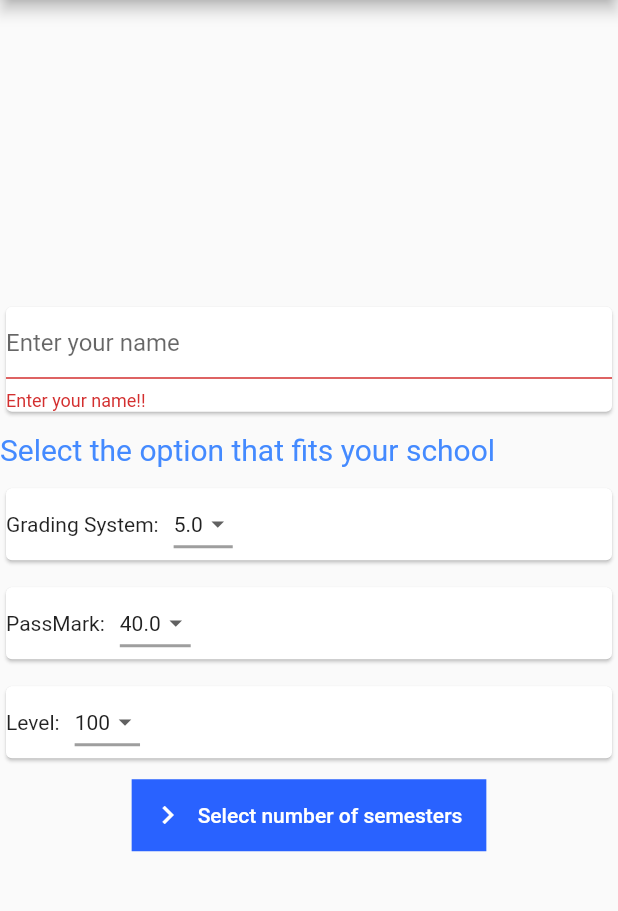
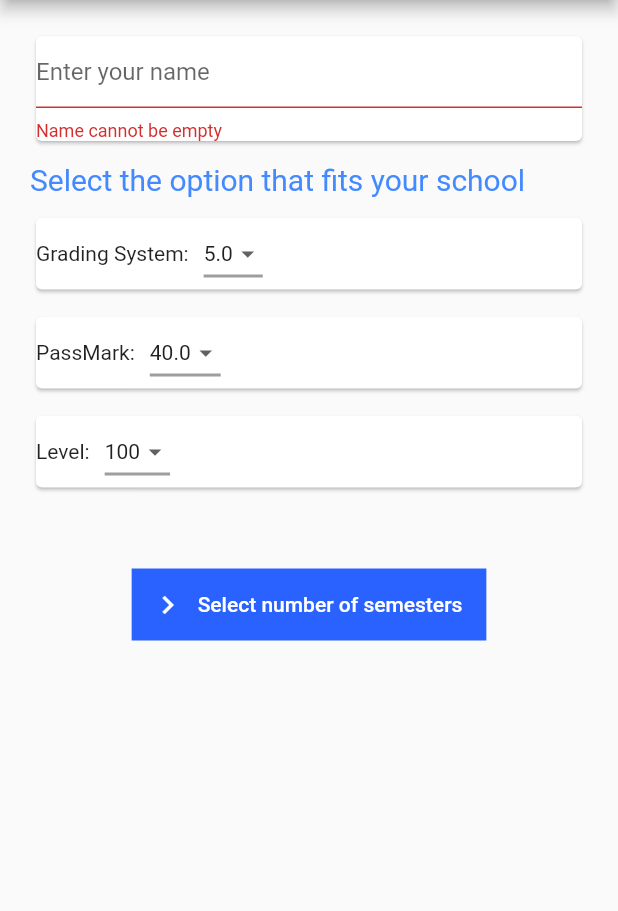
Before and after one commit to Asquare17/BizApp, a Flutter app: the Selection screen opened by its route, after a tap on "Select number of semesters", on a phone screen of 412 x 824 dp, the part 84-995 px from its top. Run offline on Flutter 3.47's test engine with Material 2 defaults, Android fonts, the phone set to English and light mode, and no system bars.

Commit message:
selection 2 restructured

```diff
--- a/lib/main.dart
+++ b/lib/main.dart
@@ -19,7 +19,6 @@ class CupertinoStoreApp extends StatelessWidget {
         visualDensity: VisualDensity.adaptivePlatformDensity,
       ),
       routes: {
-        '/': (context) => Welcome(),
         '/selection': (context) => Selection(),
         '/selection2': (context) => Selection2(),
         '/inputdata': (context) => InputData(),
--- a/lib/models/Level.dart
+++ b/lib/models/Level.dart
@@ -3,7 +3,12 @@ import 'package:cgpa_calculator/models/Semester.dart';
 class Level {
   String name;
   int currentLevelNumber;
+  int numberofSemesters;
   List<Semester> semesters;
-  List<int> property;
-  Level({this.name, this.property, this.semesters, this.currentLevelNumber});
+  // List<int> property;
+  Level(
+      {this.name,
+      this.semesters,
+      this.currentLevelNumber,
+      this.numberofSemesters});
 }
--- a/lib/models/Semester.dart
+++ b/lib/models/Semester.dart
@@ -4,5 +4,6 @@ class Semester {
   String name;
   String levelName;
   List<Course> courses;
-  Semester({this.courses, this.levelName, this.name});
+  int numberofCourse;
+  Semester({this.courses, this.levelName, this.name, this.numberofCourse});
 }
--- a/lib/models/User.dart
+++ b/lib/models/User.dart
@@ -5,7 +5,12 @@ class User {
   String name;
   String email;
   School school;
-  int levelNumber;
-  List<Level> level;
-  User({this.name, this.email, this.level, this.school, this.levelNumber});
+  int currentlevelNumber;
+  List<Level> levels;
+  User(
+      {this.name,
+      this.email,
+      this.levels,
+      this.school,
+      this.currentlevelNumber});
 }
--- a/lib/pages/selection.dart
+++ b/lib/pages/selection.dart
@@ -31,7 +31,8 @@ class _SelectionState extends State<Selection> {
           centerTitle: true,
           backgroundColor: primaryColor,
         ),
-        body: Center(
+        body: Padding(
+          padding: const EdgeInsets.all(20.0),
           child: ListView(
             shrinkWrap: true,
             children: <Widget>[
@@ -40,9 +41,10 @@ class _SelectionState extends State<Selection> {
                   key: _formkey,
                   child: TextFormField(
                     controller: guestNameController,
+                    autovalidateMode: AutovalidateMode.onUserInteraction,
                     validator: (val) {
                       if (val.isEmpty) {
-                        return 'Enter your name!!';
+                        return 'Name cannot be empty';
                       } else
                         return null;
                     },
@@ -165,7 +167,7 @@ class _SelectionState extends State<Selection> {
                 ),
               ),
               SizedBox(
-                height: 10,
+                height: 50,
               ),
               Center(
                 child: Container(
@@ -177,20 +179,15 @@ class _SelectionState extends State<Selection> {
                           context,
                           MaterialPageRoute(
                             builder: (context) => Selection2(
-                              n: (level * 0.01).toInt(),
-                              data: {
-                                'pointbase': pointbase,
-                                'passmark': passmark,
-                                'level': level,
-                                'name': guestNameController.text,
-                              },
                               user: User(
                                 name: guestNameController.text,
                                 school: School(
                                   pointbase: pointbase,
                                   passmark: passmark,
                                 ),
-                                levelNumber: (level * 0.01).toInt(),
+                                currentlevelNumber: (level * 0.01).toInt(),
+                                levels: List<Level>()
+                                  ..length = (level * 0.01).toInt(),
                               ),
                             ),
                           ),
--- a/lib/pages/selection4.dart
+++ b/lib/pages/selection4.dart
@@ -6,6 +6,7 @@ import 'package:flutter/material.dart';
 class Selection4 extends StatefulWidget {
   final int n;
   final Map data;
+  final User
   Selection4({this.n, this.data});
   @override
   _Selection4State createState() => _Selection4State();
@@ -13,7 +14,7 @@ class Selection4 extends StatefulWidget {
 
 class _Selection4State extends State<Selection4>
     with SingleTickerProviderStateMixin {
-  List<Level> _alevel;
+  List<Level> levels;
   final _formkey = GlobalKey<FormState>();
   ScrollController _scrollController;
   TabController _tabController;
@@ -33,7 +34,7 @@ class _Selection4State extends State<Selection4>
     // TODO: implement initState
     super.initState();
     //TODO list = List<int>.generate(widget.n, (i) => i);
-    _alevel = widget.data['levels'];
+    levels = widget.user.levels;
     list = List<int>.generate(widget.n, (i) => i);
     _ascore = List<List<List<double>>>()..length = widget.n;
     _aname = List<List<List<String>>>()..length = widget.n;
```
Also changed, not shown: lib/pages/selection2.dart (+44 -40 lines), lib/pages/selection3.dart (+41 -29 lines).
